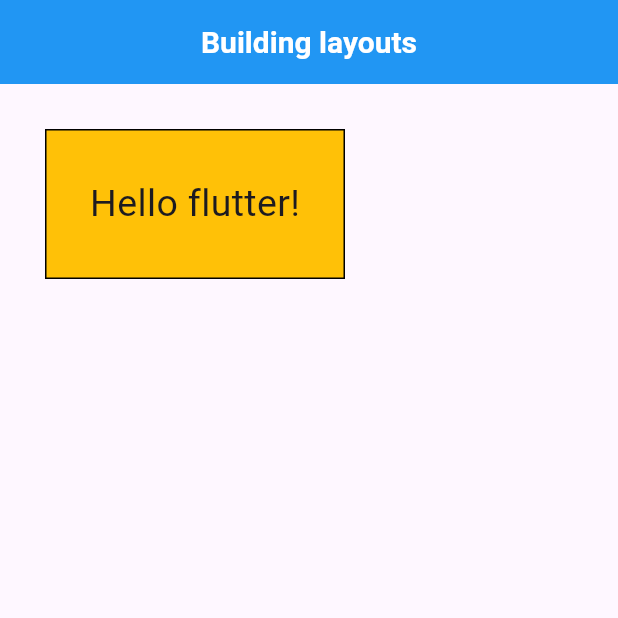
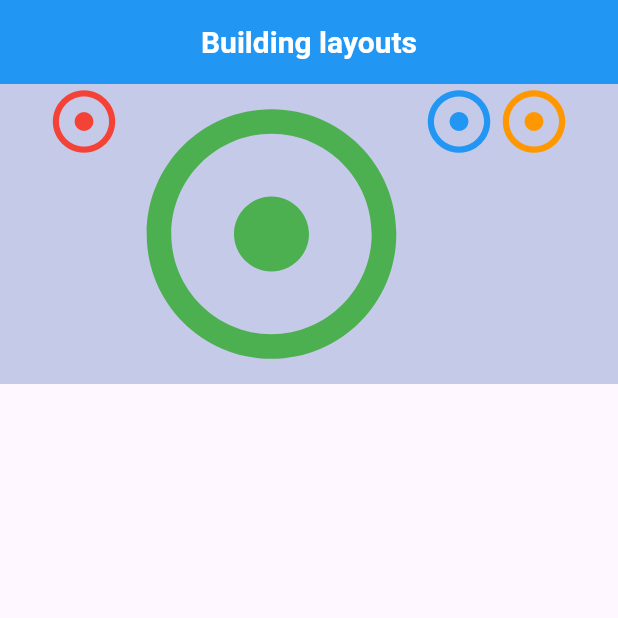
Before and after one commit to clonediff/FlutterTests, a Flutter app: the screen it shows after launch, on a phone screen of 412 x 824 dp, the top half of it. Run offline on Flutter 3.47's test engine with Material 3 defaults, Android fonts, the phone set to English and light mode, and no system bars.

Commit message:
[add] Row and Column widgets

```diff
--- a/lib/main.dart
+++ b/lib/main.dart
@@ -13,22 +13,25 @@ class MyFirstApp extends StatelessWidget {
   Widget build(BuildContext context) {
     return MaterialApp(
       home: Scaffold(
-        appBar: DefaultAppBar(
-          title: const Text('Building layouts'),
-        ),
-        body: Container(
-          decoration: BoxDecoration(color: Colors.amber,border: Border.all(),),
-          width: 200,
-          height: 100,
-          padding: const EdgeInsets.all(16),
-          margin: const EdgeInsets.all(30),
-          alignment: Alignment.center,
-          child: const Text(
-            'Hello flutter!',
-            style: TextStyle(fontSize: 25),
+          appBar: DefaultAppBar(
+            title: const Text('Building layouts'),
           ),
-        ),
-      ),
+          body: Container(
+            decoration: BoxDecoration(
+              color: Colors.indigo.shade100,
+            ),
+            child: const Row(
+              mainAxisAlignment: MainAxisAlignment.center,
+              crossAxisAlignment: CrossAxisAlignment.start,
+              textBaseline: TextBaseline.alphabetic,
+              children: <Widget>[
+                Icon(Icons.adjust, size: 50, color: Colors.red),
+                Icon(Icons.adjust, size: 200, color: Colors.green),
+                Icon(Icons.adjust, size: 50, color: Colors.blue),
+                Icon(Icons.adjust, size: 50, color: Colors.orange),
+              ],
+            ),
+          )),
     );
   }
 }
```
